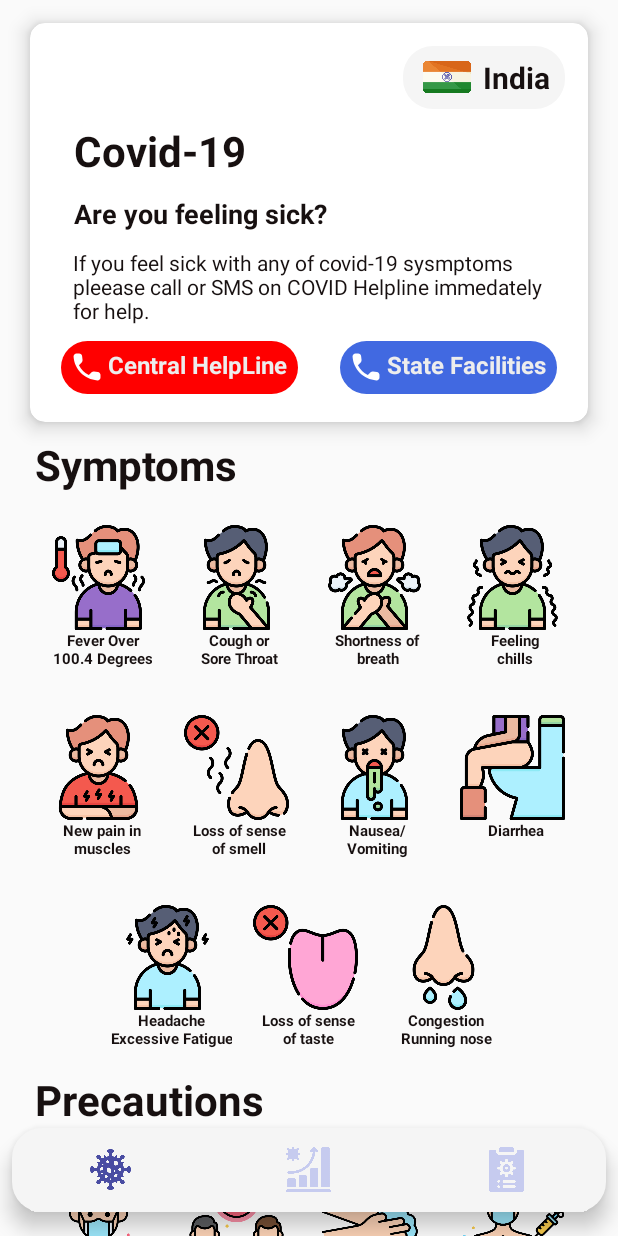
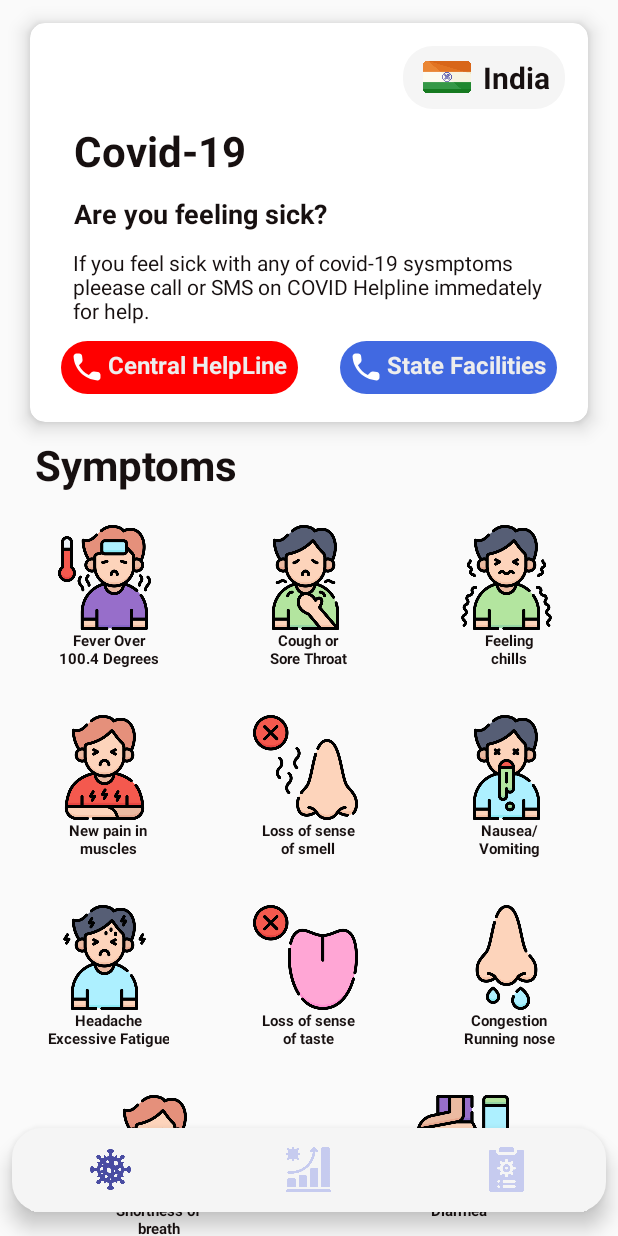
Before and after one commit to Maneet-Sri2001/COVID, an Android app: the screen it shows after launch (MainActivity), on a phone screen of 412 x 824 dp. Run offline under Robolectric (Android 15) with nearby library versions, the phone set to English and light mode, and no system bars.

Commit message:
7th Commit

```diff
--- a/app/src/main/res/layout/fragment_home_screen.xml
+++ b/app/src/main/res/layout/fragment_home_screen.xml
@@ -178,11 +178,13 @@
                 android:layout_marginTop="10dp"
                 android:gravity="center"
                 android:orientation="horizontal"
-                android:padding="5dp">
+                android:padding="5dp"
+                android:weightSum="3">
 
                 <LinearLayout
                     android:layout_width="wrap_content"
                     android:layout_height="wrap_content"
+                    android:layout_weight="1"
                     android:gravity="center"
                     android:orientation="vertical">
 
@@ -205,6 +207,7 @@
                 <LinearLayout
                     android:layout_width="wrap_content"
                     android:layout_height="wrap_content"
+                    android:layout_weight="1"
                     android:gravity="center"
                     android:orientation="vertical">
 
@@ -227,28 +230,7 @@
                 <LinearLayout
                     android:layout_width="wrap_content"
                     android:layout_height="wrap_content"
-                    android:gravity="center"
-                    android:orientation="vertical">
-
-                    <ImageView
-                        android:layout_width="70dp"
-                        android:layout_height="70dp"
-                        android:layout_marginStart="10dp"
-                        android:layout_marginEnd="12dp"
-                        android:src="@drawable/difficulty_breathing" />
-
-                    <TextView
-                        android:layout_width="wrap_content"
-                        android:layout_height="wrap_content"
-                        android:gravity="center"
-                        android:text="Shortness of\nbreath"
-                        android:textSize="10sp"
-                        android:textStyle="bold" />
-                </LinearLayout>
-
-                <LinearLayout
-                    android:layout_width="wrap_content"
-                    android:layout_height="wrap_content"
+                    android:layout_weight="1"
                     android:gravity="center"
                     android:orientation="vertical">
 
@@ -276,12 +258,14 @@
                 android:layout_marginTop="20dp"
                 android:gravity="center"
                 android:orientation="horizontal"
-                android:padding="5dp">
+                android:padding="5dp"
+                android:weightSum="3">
 
 
                 <LinearLayout
                     android:layout_width="wrap_content"
                     android:layout_height="wrap_content"
+                    android:layout_weight="1"
                     android:gravity="center"
                     android:orientation="vertical">
 
@@ -305,6 +289,7 @@
                 <LinearLayout
                     android:layout_width="wrap_content"
                     android:layout_height="wrap_content"
+                    android:layout_weight="1"
                     android:gravity="center"
                     android:orientation="vertical">
 
@@ -327,6 +312,7 @@
                 <LinearLayout
                     android:layout_width="wrap_content"
                     android:layout_height="wrap_content"
+                    android:layout_weight="1"
                     android:gravity="center"
                     android:orientation="vertical">
 
@@ -346,28 +332,6 @@
                         android:textStyle="bold" />
                 </LinearLayout>
 
-                <LinearLayout
-                    android:layout_width="wrap_content"
-                    android:layout_height="wrap_content"
-                    android:gravity="center"
-                    android:orientation="vertical">
-
-                    <ImageView
-                        android:layout_width="70dp"
-                        android:layout_height="70dp"
-                        android:layout_marginStart="10dp"
-                        android:layout_marginEnd="12dp"
-                        android:src="@drawable/diarrhoea" />
-
-                    <TextView
-                        android:layout_width="wrap_content"
-                        android:layout_height="wrap_content"
-                        android:gravity="center"
-                        android:text="Diarrhea\n "
-                        android:textSize="10sp"
-                        android:textStyle="bold" />
-                </LinearLayout>
-
             </LinearLayout>
 
             <LinearLayout
@@ -376,11 +340,13 @@
                 android:layout_marginTop="20dp"
                 android:gravity="center"
                 android:orientation="horizontal"
-                android:padding="5dp">
+                android:padding="5dp"
+                android:weightSum="3">
 
                 <LinearLayout
                     android:layout_width="wrap_content"
                     android:layout_height="wrap_content"
+                    android:layout_weight="1"
                     android:gravity="center"
                     android:orientation="vertical">
 
@@ -403,6 +369,7 @@
                 <LinearLayout
                     android:layout_width="wrap_content"
                     android:layout_height="wrap_content"
+                    android:layout_weight="1"
                     android:gravity="center"
                     android:orientation="vertical">
 
@@ -425,6 +392,7 @@
                 <LinearLayout
                     android:layout_width="wrap_content"
                     android:layout_height="wrap_content"
+                    android:layout_weight="1"
                     android:gravity="center"
                     android:orientation="vertical">
 
@@ -440,6 +408,63 @@
                         android:layout_height="wrap_content"
                         android:gravity="center"
                         android:text="Congestion\nRunning nose"
+                        android:textSize="10sp"
+                        android:textStyle="bold" />
+                </LinearLayout>
+
+            </LinearLayout>
+
+            <LinearLayout
+                android:layout_width="match_parent"
+                android:layout_height="wrap_content"
+                android:layout_marginTop="20dp"
+                android:gravity="center"
+                android:orientation="horizontal"
+                android:padding="5dp"
+                android:weightSum="2">
+
+                <LinearLayout
+                    android:layout_width="wrap_content"
+                    android:layout_height="wrap_content"
+                    android:layout_weight="1"
+                    android:gravity="center"
+                    android:orientation="vertical">
+
+                    <ImageView
+                        android:layout_width="70dp"
+                        android:layout_height="70dp"
+                        android:layout_marginStart="10dp"
+                        android:layout_marginEnd="12dp"
+                        android:src="@drawable/difficulty_breathing" />
+
+                    <TextView
+                        android:layout_width="wrap_content"
+                        android:layout_height="wrap_content"
+                        android:gravity="center"
+                        android:text="Shortness of\nbreath"
+                        android:textSize="10sp"
+                        android:textStyle="bold" />
+                </LinearLayout>
+
+                <LinearLayout
+                    android:layout_width="wrap_content"
+                    android:layout_height="wrap_content"
+                    android:layout_weight="1"
+                    android:gravity="center"
+                    android:orientation="vertical">
+
+                    <ImageView
+                        android:layout_width="70dp"
+                        android:layout_height="70dp"
+                        android:layout_marginStart="10dp"
+                        android:layout_marginEnd="12dp"
+                        android:src="@drawable/diarrhoea" />
+
+                    <TextView
+                        android:layout_width="wrap_content"
+                        android:layout_height="wrap_content"
+                        android:gravity="center"
+                        android:text="Diarrhea\n "
                         android:textSize="10sp"
                         android:textStyle="bold" />
                 </LinearLayout>
@@ -463,11 +488,13 @@
                 android:layout_marginTop="15dp"
                 android:gravity="center"
                 android:orientation="horizontal"
-                android:padding="5dp">
+                android:padding="5dp"
+                android:weightSum="3">
 
                 <LinearLayout
                     android:layout_width="wrap_content"
                     android:layout_height="wrap_content"
+                    android:layout_weight="1"
                     android:gravity="center"
                     android:orientation="vertical">
 
@@ -490,6 +517,7 @@
                 <LinearLayout
                     android:layout_width="wrap_content"
                     android:layout_height="wrap_content"
+                    android:layout_weight="1"
                     android:gravity="center"
                     android:orientation="vertical">
 
@@ -511,6 +539,7 @@
                 <LinearLayout
                     android:layout_width="wrap_content"
                     android:layout_height="wrap_content"
+                    android:layout_weight="1"
                     android:gravity="center"
                     android:orientation="vertical">
 
@@ -530,28 +559,6 @@
                         android:textStyle="bold" />
                 </LinearLayout>
 
-                <LinearLayout
-                    android:layout_width="wrap_content"
-                    android:layout_height="wrap_content"
-                    android:gravity="center"
-                    android:orientation="vertical">
-
-                    <ImageView
-                        android:layout_width="70dp"
-                        android:layout_height="70dp"
-                        android:layout_marginStart="10dp"
-                        android:layout_marginEnd="12dp"
-                        android:src="@drawable/immunization" />
-
-                    <TextView
-                        android:layout_width="wrap_content"
-                        android:layout_height="wrap_content"
-                        android:gravity="center"
-                        android:text="Get\nVaccinated"
-                        android:textSize="10sp"
-                        android:textStyle="bold" />
-                </LinearLayout>
-
             </LinearLayout>
 
             <LinearLayout
@@ -560,11 +567,13 @@
                 android:layout_marginTop="20dp"
                 android:gravity="center"
                 android:orientation="horizontal"
-                android:padding="5dp">
+                android:padding="5dp"
+                android:weightSum="3">
 
                 <LinearLayout
                     android:layout_width="wrap_content"
                     android:layout_height="wrap_content"
+                    android:layout_weight="1"
                     android:gravity="center"
                     android:orientation="vertical">
 
@@ -587,6 +596,7 @@
                 <LinearLayout
                     android:layout_width="wrap_content"
                     android:layout_height="wrap_content"
+                    android:layout_weight="1"
                     android:gravity="center"
                     android:orientation="vertical">
 
@@ -609,6 +619,7 @@
                 <LinearLayout
                     android:layout_width="wrap_content"
                     android:layout_height="wrap_content"
+                    android:layout_weight="1"
                     android:gravity="center"
                     android:orientation="vertical">
 
@@ -628,9 +639,44 @@
                         android:textStyle="bold" />
                 </LinearLayout>
 
+            </LinearLayout>
+
+            <LinearLayout
+                android:layout_width="match_parent"
+                android:layout_height="wrap_content"
+                android:layout_marginTop="20dp"
+                android:gravity="center"
+                android:orientation="horizontal"
+                android:padding="5dp"
+                android:weightSum="2">
+
                 <LinearLayout
                     android:layout_width="wrap_content"
                     android:layout_height="wrap_content"
+                    android:layout_weight="1"
+                    android:gravity="center"
+                    android:orientation="vertical">
+
+                    <ImageView
+                        android:layout_width="70dp"
+                        android:layout_height="70dp"
+                        android:layout_marginStart="10dp"
+                        android:layout_marginEnd="12dp"
+                        android:src="@drawable/immunization" />
+
+                    <TextView
+                        android:layout_width="wrap_content"
+                        android:layout_height="wrap_content"
+                        android:gravity="center"
+                        android:text="Get\nVaccinated"
+                        android:textSize="10sp"
+                        android:textStyle="bold" />
+                </LinearLayout>
+
+                <LinearLayout
+                    android:layout_width="wrap_content"
+                    android:layout_height="wrap_content"
+                    android:layout_weight="1"
                     android:gravity="center"
                     android:orientation="vertical">
 
@@ -649,7 +695,6 @@
                         android:textSize="10sp"
                         android:textStyle="bold" />
                 </LinearLayout>
-
             </LinearLayout>
 
             <View
--- a/app/src/main/res/layout/fragment_statictics.xml
+++ b/app/src/main/res/layout/fragment_statictics.xml
@@ -18,9 +18,12 @@
             android:layout_marginStart="20dp"
             android:layout_marginTop="20dp"
             android:layout_marginEnd="20dp"
+            android:background="@drawable/btm_nav_bg"
             android:drawablePadding="3dp"
-            android:gravity="center"
+            android:gravity="start"
+            android:padding="5dp"
             android:text="Statistics"
+            android:textColor="@color/black"
             android:textSize="30sp"
             android:textStyle="bold"
             app:drawableLeftCompat="@drawable/ic_chart" />
```
